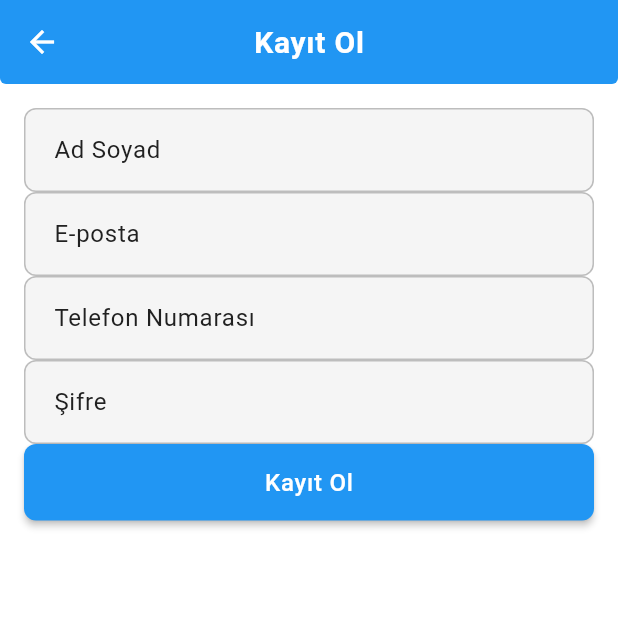
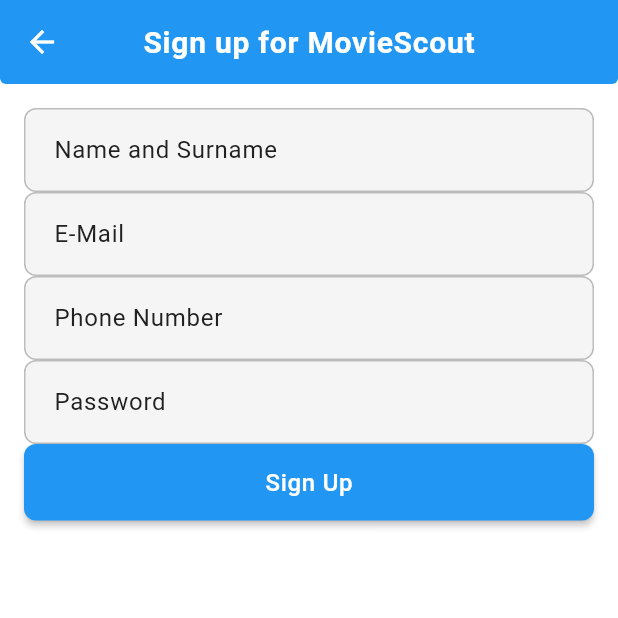
Before and after one commit to 3msd5/my_flutter_project, a Flutter app: the SignUpPage screen opened directly, on a phone screen of 412 x 824 dp, the top half of it. Run offline on Flutter 3.47's test engine with Material 3 defaults, Android fonts, the phone set to English and light mode, and no system bars; our stand-ins replace cloud_firestore, firebase_auth, firebase_core; accounts and stored records are empty; network calls fail.

Commit message:
translate englisg (signupPage)

```diff
--- a/lib/pages/loginPage.dart
+++ b/lib/pages/loginPage.dart
@@ -57,7 +57,7 @@
                 CircularProgressIndicator(color: AppTheme.accentColor),
                 SizedBox(height: 16),
                 Text(
-                  'Logging in...',
+                  '',
                   style: TextStyle(color: AppTheme.textColor),
                 ),
               ],
--- a/lib/pages/signUp.dart
+++ b/lib/pages/signUp.dart
@@ -42,7 +42,7 @@
 
         // Kayıt başarılı olduğunda, kullanıcıyı anasayfaya yönlendir veya login sayfasına
         // Navigator.pushReplacementNamed(context, '/home');
-        ScaffoldMessenger.of(context).showSnackBar(SnackBar(content: Text('Kayıt başarılı!')));
+        ScaffoldMessenger.of(context).showSnackBar(SnackBar(content: Text('')));
       } catch (e) {
         setState(() {
           _errorMessage = e.toString();
@@ -54,7 +54,7 @@
   @override
   Widget build(BuildContext context) {
     return Scaffold(
-      appBar: AppBar(title: Text('Kayıt Ol')),
+      appBar: AppBar(title: Text('Sign up for MovieScout')),
       body: Padding(
         padding: const EdgeInsets.all(16.0),
         child: Form(
@@ -64,10 +64,10 @@
               // Ad TextFormField
               TextFormField(
                 controller: _nameController,
-                decoration: InputDecoration(labelText: 'Ad Soyad'),
+                decoration: InputDecoration(labelText: 'Name and Surname'),
                 validator: (value) {
                   if (value == null || value.isEmpty) {
-                    return 'Lütfen adınızı girin';
+                    return 'Please enter your name';
                   }
                   return null;
                 },
@@ -75,14 +75,14 @@
               // E-mail TextFormField
               TextFormField(
                 controller: _emailController,
-                decoration: InputDecoration(labelText: 'E-posta'),
+                decoration: InputDecoration(labelText: 'E-Mail'),
                 keyboardType: TextInputType.emailAddress,
                 validator: (value) {
                   if (value == null || value.isEmpty) {
-                    return 'Lütfen e-posta girin';
+                    return 'Please enter email';
                   }
                   if (!RegExp(r'^[a-zA-Z0-9._%+-]+@[a-zA-Z0-9.-]+\.[a-zA-Z]{2,}$').hasMatch(value)) {
-                    return 'Geçersiz e-posta adresi';
+                    return 'Invalid email address';
                   }
                   return null;
                 },
@@ -90,11 +90,11 @@
               // Telefon TextFormField
               TextFormField(
                 controller: _phoneController,
-                decoration: InputDecoration(labelText: 'Telefon Numarası'),
+                decoration: InputDecoration(labelText: 'Phone Number'),
                 keyboardType: TextInputType.phone,
                 validator: (value) {
                   if (value == null || value.isEmpty) {
-                    return 'Lütfen telefon numarası girin';
+                    return 'Please enter phone number';
                   }
                   return null;
                 },
@@ -102,14 +102,14 @@
               // Şifre TextFormField
               TextFormField(
                 controller: _passwordController,
-                decoration: InputDecoration(labelText: 'Şifre'),
+                decoration: InputDecoration(labelText: 'Password'),
                 obscureText: true,
                 validator: (value) {
                   if (value == null || value.isEmpty) {
-                    return 'Lütfen şifre girin';
+                    return 'Please enter password';
                   }
                   if (value.length < 6) {
-                    return 'Şifre en az 6 karakter olmalı';
+                    return 'Password must be at least 6 characters';
                   }
                   return null;
                 },
@@ -126,7 +126,7 @@
               // Kayıt ol butonu
               ElevatedButton(
                 onPressed: _signUp,
-                child: Text('Kayıt Ol'),
+                child: Text('Sign Up'),
               ),
             ],
           ),
```
